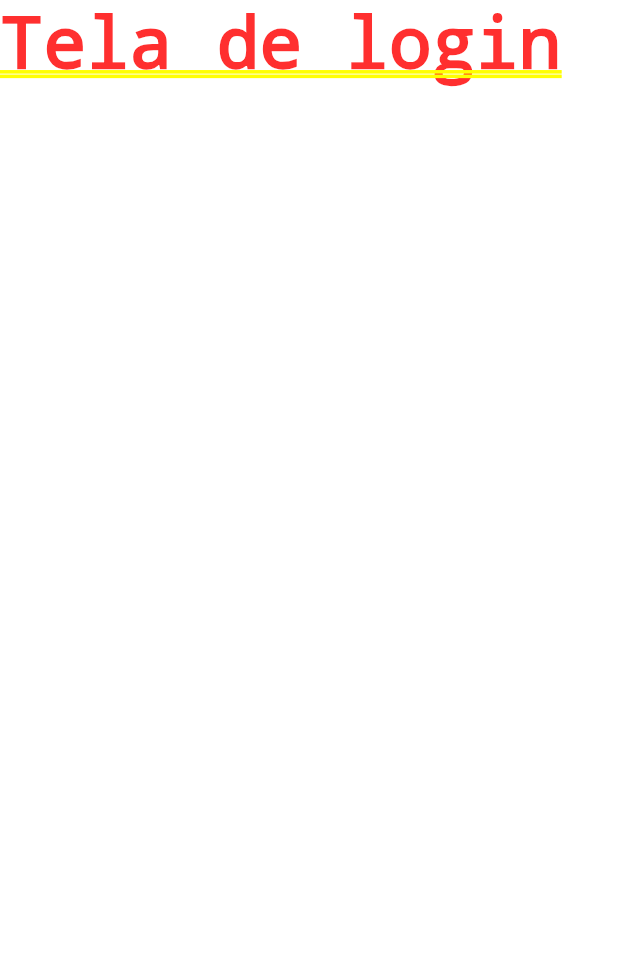
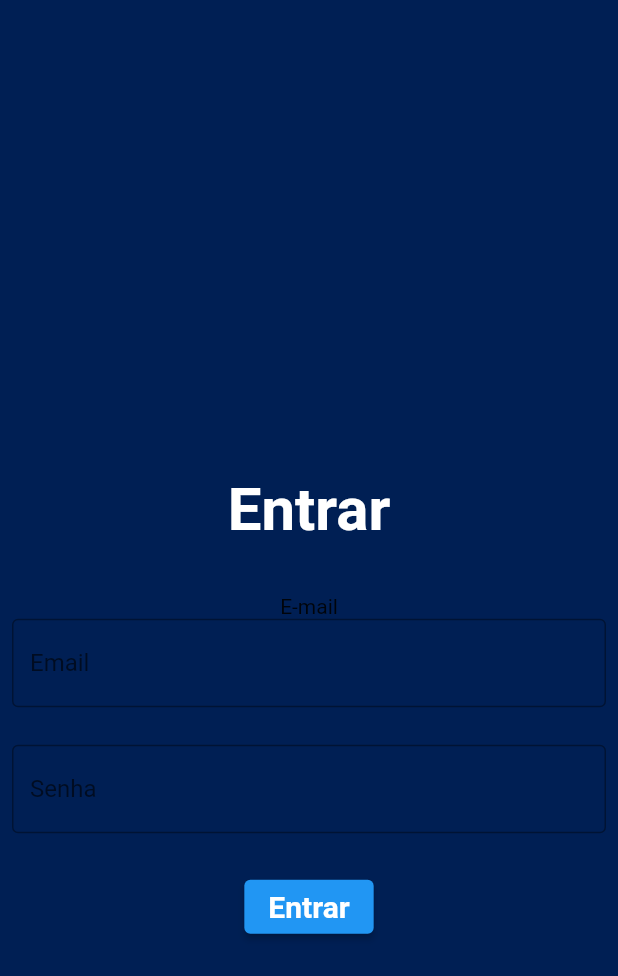
Before and after one commit to raffevald/projeto-final-materia-dev-mobile, a Flutter app: the screen it shows after launch, on a phone screen of 412 x 824 dp. Shown: the top 976 px of the screen. Run offline on Flutter 3.47's test engine with Material 2 defaults, Android fonts, the phone set to English and light mode, and no system bars.

Commit message:
login 1.0

```diff
--- a/lib/views/login_page.dart
+++ b/lib/views/login_page.dart
@@ -1,4 +1,5 @@
 import 'package:flutter/cupertino.dart';
+import 'package:flutter/material.dart';
 
 class LoginPage extends StatefulWidget {
   const LoginPage({Key? key, required this.title, Object? data})
@@ -11,10 +12,89 @@ class LoginPage extends StatefulWidget {
 }
 
 class MyLoginPage extends State<LoginPage> {
+  String email = "";
+  String senha = "";
+
   @override
   Widget build(BuildContext context) {
-    return Container(
-      child: const Text('Tela de login'),
+    return Scaffold(
+      backgroundColor: Color.fromRGBO(0, 31, 84,1),
+      body: SingleChildScrollView(
+        child: SizedBox(
+          width: MediaQuery.of(context).size.width,
+          height: MediaQuery.of(context).size.height,
+          child: Padding(
+            padding: const EdgeInsets.all(8.0),
+              child: Column(
+                mainAxisAlignment: MainAxisAlignment.center,
+                children: [
+                  Text(
+                    'Entrar',
+                    style: TextStyle(
+                      height: 5,
+                      fontSize: 40,
+                      fontWeight: FontWeight.bold,
+                      color: Color.fromRGBO(255,255,255,1),
+                      //fontFamily: 'RobotoMono'
+                    ),
+                  ),
+                  SizedBox(
+                    //colocar espaçamento entre os campos
+                    height: 1,
+                  ),
+                  Text(
+                    'E-mail'
+                  ),
+                  TextField(
+                    onChanged: (text) =>
+                        email = text, //retorna o texto  que ta escrito
+                    keyboardType: TextInputType.emailAddress,
+                    decoration: InputDecoration(
+                      labelText: 'Email',
+                      border: OutlineInputBorder(),
+                    ),
+                  ),
+                  SizedBox(
+                    //colocar espaçamento entre os campos
+                    height: 25,
+                  ),
+                  TextField(
+                    onChanged: (text) =>
+                        senha = text, //retorna o texto  que ta escrito
+                    obscureText: true, //não mostrar a senha
+                    decoration: InputDecoration(
+                      labelText: 'Senha',
+                      border: OutlineInputBorder(),
+                    ),
+                  ),
+                  SizedBox(
+                    //colocar espaçamento entre os campos
+                    height: 25,
+                  ),
+                  ElevatedButton(
+                      onPressed: () {
+                        if (email == 'wes.kalline@gmail.com' &&
+                            senha == '123') {
+                          print('Login Correto');
+                          //Navigator.of(context).push( aqui aparece uma seta para voltar a tela de login no comando abaixo não
+                          Navigator.of(context).pushReplacementNamed(
+                              '/home'); //esse '/home' é uma rota que vem do app_widget, se o login estiver correto, vai para outra tela
+                        } else {
+                          print('Login Incorreto');
+                        }
+                      },child: Text(
+                        'Entrar',
+                        style: TextStyle(
+                            fontSize: 20,
+                            fontWeight: FontWeight.bold,
+                            color: Colors.white),
+                      )) //botão
+              ],)
+          )
+        )
+
+        //const Text('Tela de login'),
+      )
     );
   }
 }
```
Also changed, not shown: pubspec.lock.
